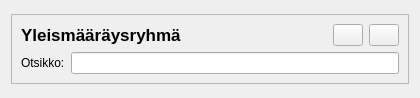
Before: the Qt Designer form arho_feature_template/gui/components/general_regulation_group_widget.ui in GispoCoding/arho-qgis-plugin, drawn with Qt 5.
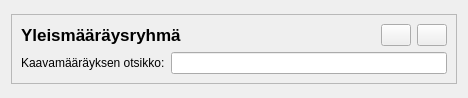
After: the same form once the commit is applied.

```diff
--- a/arho_feature_template/gui/components/general_regulation_group_widget.ui
+++ b/arho_feature_template/gui/components/general_regulation_group_widget.ui
@@ -6,7 +6,7 @@
    <rect>
     <x>0</x>
     <y>0</y>
-    <width>420</width>
+    <width>468</width>
     <height>98</height>
    </rect>
   </property>
@@ -134,7 +134,7 @@
            </font>
           </property>
           <property name="text">
-           <string>Otsikko:</string>
+           <string>Kaavamääräyksen otsikko:</string>
           </property>
          </widget>
         </item>
```
Left out of the diff: 2 changed lines with no effect on the pictures.
